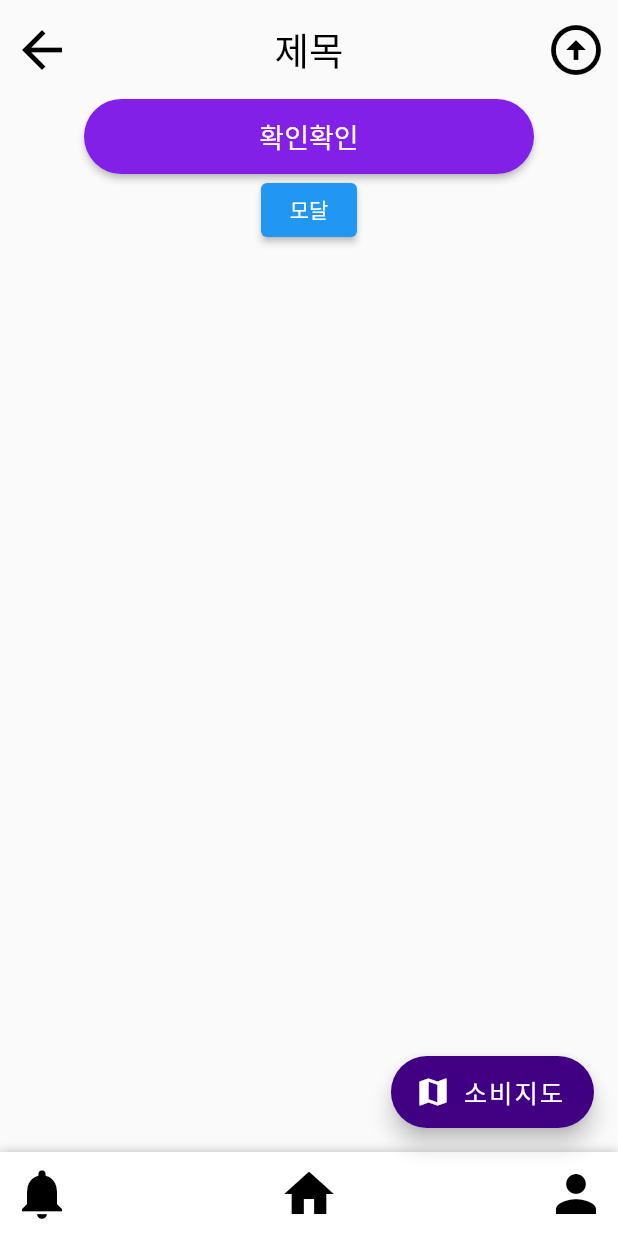
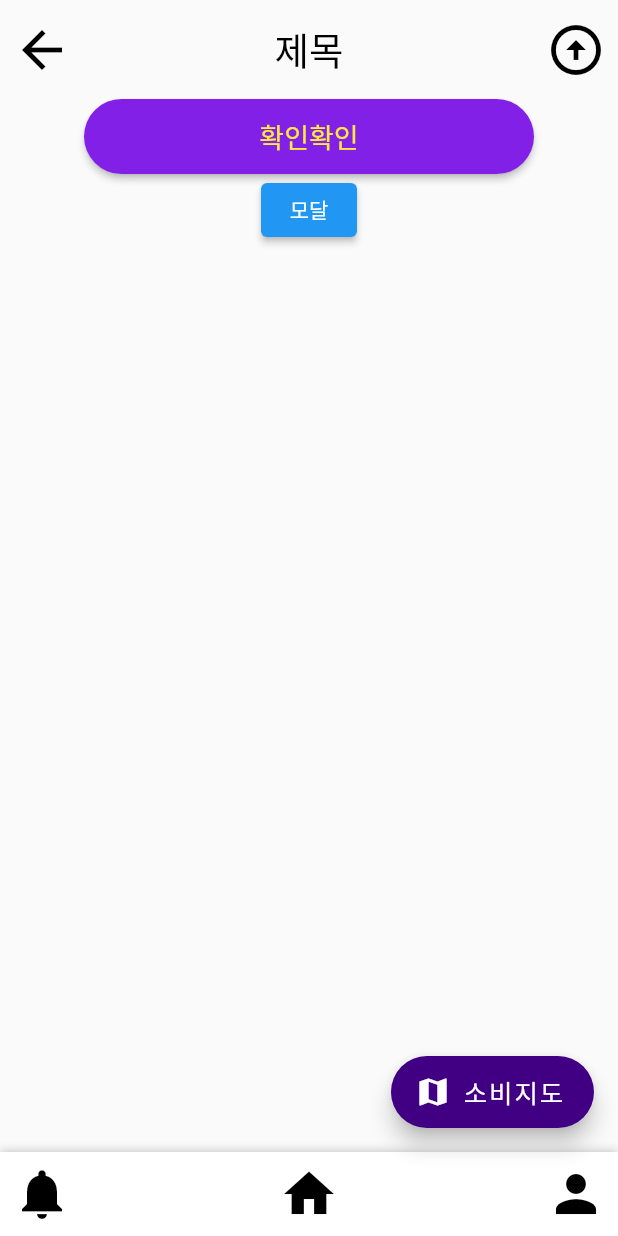
Before and after one commit to tngus2sh/KeePing, a Flutter app: the Page1 screen opened directly, on a phone screen of 412 x 824 dp. Run offline on Flutter 3.47's test engine with Material 2 defaults, Android fonts, the phone set to English and light mode, and no system bars; our stand-ins replace google_maps_flutter.

Commit message:
fix: 확인 버튼 텍스트 색 안 바뀌는 문제 해결 (#S09P22C207-84)

```diff
--- a/client/lib/screens/page1/page1.dart
+++ b/client/lib/screens/page1/page1.dart
@@ -23,7 +23,8 @@ class Page1 extends StatelessWidget {
           ),
           ConfirmBtn(
             text: '확인확인',
-            action: Page3()
+            action: Page3(),
+            textColor: Colors.yellow,
           ),
           testBtn(context),
         ],
--- a/client/lib/widgets/confirm_btn.dart
+++ b/client/lib/widgets/confirm_btn.dart
@@ -38,6 +38,7 @@ class ConfirmBtn extends StatelessWidget {
 ButtonStyle confirmBtnStyle (Color bgColor, Color textColor) {
   return ButtonStyle(
     backgroundColor: MaterialStateProperty.all<Color>(bgColor),
+    foregroundColor: MaterialStateProperty.all<Color>(textColor),
     textStyle: MaterialStateProperty.all<TextStyle>(TextStyle(fontSize: 18, color: textColor)),
     shape: MaterialStateProperty.all<RoundedRectangleBorder>(
       RoundedRectangleBorder(
```
